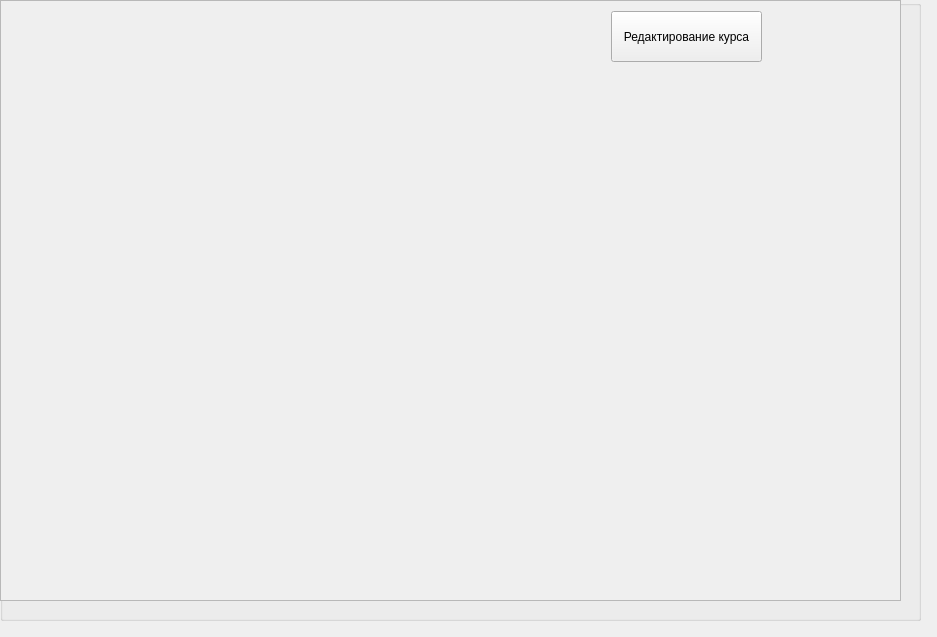
Old version of the form client/Forms/CoursePage/coursepage.ui in the repository sofinvalery/LMS.
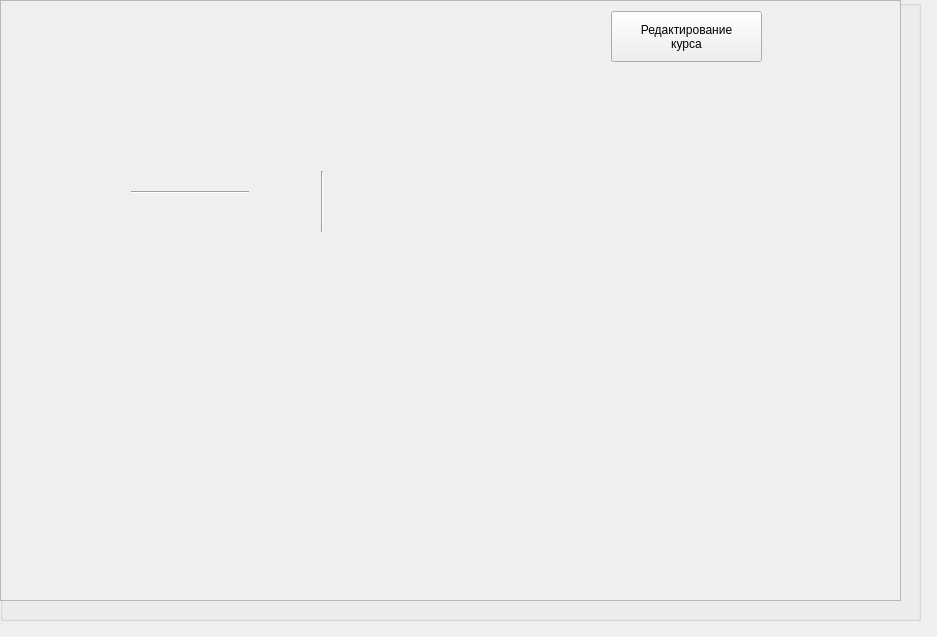
New version of the form.

What changed in the file:
```diff
--- a/client/Forms/CoursePage/coursepage.ui
+++ b/client/Forms/CoursePage/coursepage.ui
@@ -88,7 +88,34 @@
        </rect>
       </property>
       <property name="text">
-       <string>Редактирование курса</string>
+       <string>Редактирование
+курса</string>
+      </property>
+     </widget>
+     <widget class="Line" name="horizontalLine">
+      <property name="geometry">
+       <rect>
+        <x>130</x>
+        <y>190</y>
+        <width>118</width>
+        <height>3</height>
+       </rect>
+      </property>
+      <property name="orientation">
+       <enum>Qt::Horizontal</enum>
+      </property>
+     </widget>
+     <widget class="Line" name="verticalLine">
+      <property name="geometry">
+       <rect>
+        <x>320</x>
+        <y>170</y>
+        <width>3</width>
+        <height>61</height>
+       </rect>
+      </property>
+      <property name="orientation">
+       <enum>Qt::Vertical</enum>
       </property>
      </widget>
     </widget>
```
